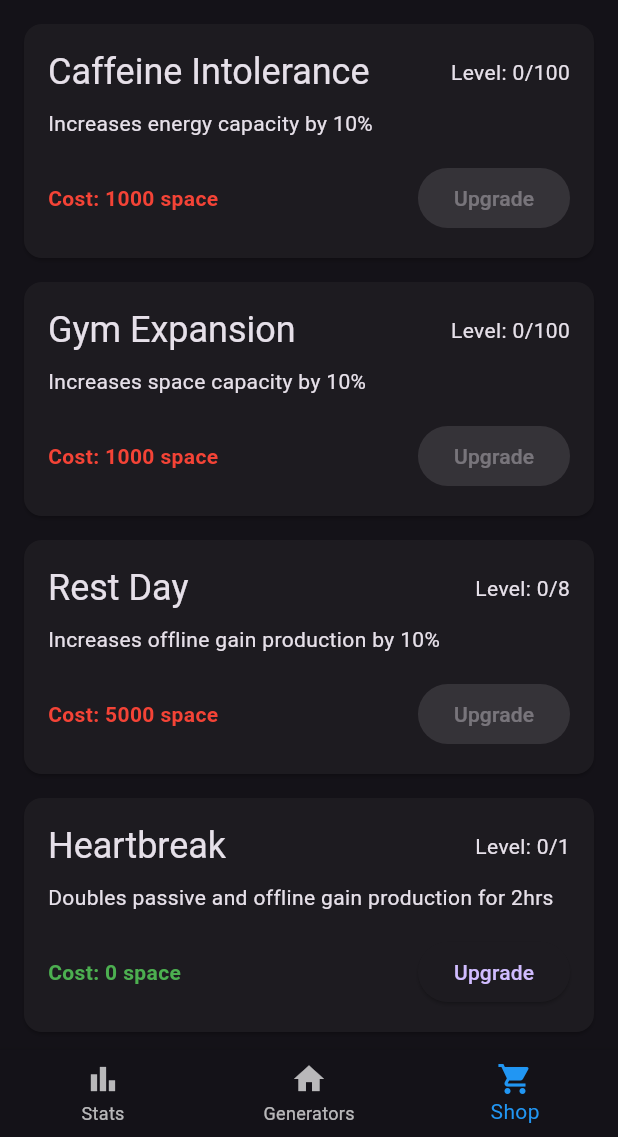
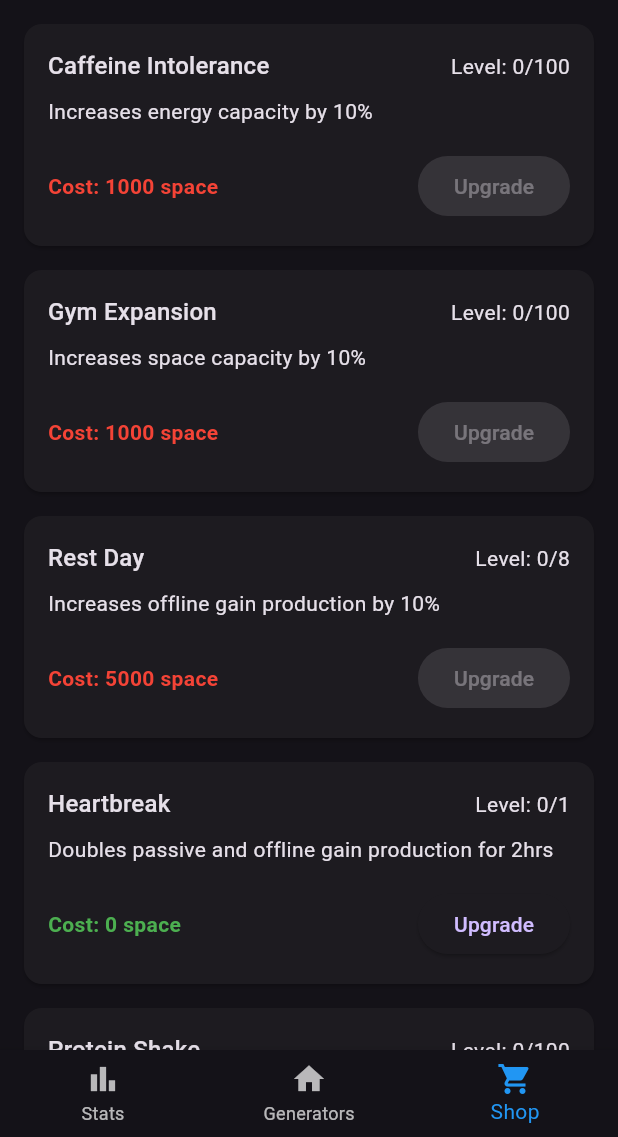
Before and after one commit to enzosv/idlefit-flutter, a Flutter app: the screen it shows after launch, item 3 of the bottom bar chosen, on a phone screen of 412 x 824 dp, the part 99-1236 px from its top. Run offline on Flutter 3.47's test engine with Material 3 defaults, Android fonts, the phone set to English and light mode, and no system bars; our stand-ins replace objectbox, shared_preferences; missing offline and left inert: flame, health; generated files the repository leaves out were written again.

Commit message:
separate shop item card

```diff
--- a/lib/screens/shop_screen.dart
+++ b/lib/screens/shop_screen.dart
@@ -1,6 +1,7 @@
 import 'package:flutter/material.dart';
 import 'package:idlefit/constants.dart';
 import 'package:idlefit/widgets/generator_upgrade_card.dart';
+import 'package:idlefit/widgets/shop_item_card.dart';
 import 'package:provider/provider.dart';
 import '../services/game_state.dart';
 import '../widgets/common_widgets.dart';
@@ -35,73 +36,9 @@ class ShopScreen extends StatelessWidget {
                   padding: const EdgeInsets.all(16),
                   children: [
                     // Shop items section
-                    ...gameState.shopItems.map((item) {
-                      final isMaxLevel = item.level >= item.maxLevel;
-
-                      return Card(
-                        margin: const EdgeInsets.only(bottom: 16),
-                        child: Padding(
-                          padding: const EdgeInsets.all(16),
-                          child: Column(
-                            crossAxisAlignment: CrossAxisAlignment.start,
-                            children: [
-                              Row(
-                                mainAxisAlignment:
-                                    MainAxisAlignment.spaceBetween,
-                                children: [
-                                  Text(
-                                    item.name,
-                                    style:
-                                        Theme.of(
-                                          context,
-                                        ).textTheme.headlineSmall,
-                                  ),
-                                  Text('Level: ${item.level}/${item.maxLevel}'),
-                                ],
-                              ),
-                              const SizedBox(height: 8),
-                              Text(item.description),
-                              if (item.level > 0)
-                                Text(
-                                  'Current effect: ${item.currentEffectValue}',
-                                ),
-                              const SizedBox(height: 16),
-                              Row(
-                                mainAxisAlignment:
-                                    MainAxisAlignment.spaceBetween,
-                                children: [
-                                  Text(
-                                    isMaxLevel
-                                        ? 'MAXED OUT'
-                                        : 'Cost: ${item.currentCost} ${item.costUnit.name}',
-                                    style: TextStyle(
-                                      fontWeight: FontWeight.bold,
-                                      color:
-                                          isMaxLevel
-                                              ? Colors.grey
-                                              : gameState.space.count >=
-                                                  item.currentCost
-                                              ? Colors.green
-                                              : Colors.red,
-                                    ),
-                                  ),
-                                  ElevatedButton(
-                                    onPressed:
-                                        (isMaxLevel ||
-                                                gameState.space.count <
-                                                    item.currentCost)
-                                            ? null
-                                            : () =>
-                                                gameState.upgradeShopItem(item),
-                                    child: const Text('Upgrade'),
-                                  ),
-                                ],
-                              ),
-                            ],
-                          ),
-                        ),
-                      );
-                    }),
+                    ...gameState.shopItems.map(
+                      (item) => ShopItemCard(item: item),
+                    ),
 
                     // Generator upgrades section
                     if (upgradableGenerators.isNotEmpty) ...[
--- /dev/null
+++ b/lib/widgets/shop_item_card.dart
@@ -0,0 +1,66 @@
+import 'package:flutter/material.dart';
+import 'package:provider/provider.dart';
+import '../services/game_state.dart';
+import '../models/shop_items.dart';
+
+class ShopItemCard extends StatelessWidget {
+  final ShopItem item;
+
+  const ShopItemCard({super.key, required this.item});
+
+  @override
+  Widget build(BuildContext context) {
+    final gameState = Provider.of<GameState>(context);
+    final isMaxLevel = item.level >= item.maxLevel;
+
+    return Card(
+      margin: const EdgeInsets.only(bottom: 16),
+      child: Padding(
+        padding: const EdgeInsets.all(16),
+        child: Column(
+          crossAxisAlignment: CrossAxisAlignment.start,
+          children: [
+            Row(
+              mainAxisAlignment: MainAxisAlignment.spaceBetween,
+              children: [
+                Text(item.name, style: Theme.of(context).textTheme.titleMedium),
+                Text('Level: ${item.level}/${item.maxLevel}'),
+              ],
+            ),
+            const SizedBox(height: 8),
+            Text(item.description),
+            if (item.level > 0)
+              Text('Current effect: ${item.currentEffectValue}'),
+            const SizedBox(height: 16),
+            Row(
+              mainAxisAlignment: MainAxisAlignment.spaceBetween,
+              children: [
+                Text(
+                  isMaxLevel
+                      ? 'MAXED OUT'
+                      : 'Cost: ${item.currentCost} ${item.costUnit.name}',
+                  style: TextStyle(
+                    fontWeight: FontWeight.bold,
+                    color:
+                        isMaxLevel
+                            ? Colors.grey
+                            : gameState.space.count >= item.currentCost
+                            ? Colors.green
+                            : Colors.red,
+                  ),
+                ),
+                ElevatedButton(
+                  onPressed:
+                      (isMaxLevel || gameState.space.count < item.currentCost)
+                          ? null
+                          : () => gameState.upgradeShopItem(item),
+                  child: const Text('Upgrade'),
+                ),
+              ],
+            ),
+          ],
+        ),
+      ),
+    );
+  }
+}
```
